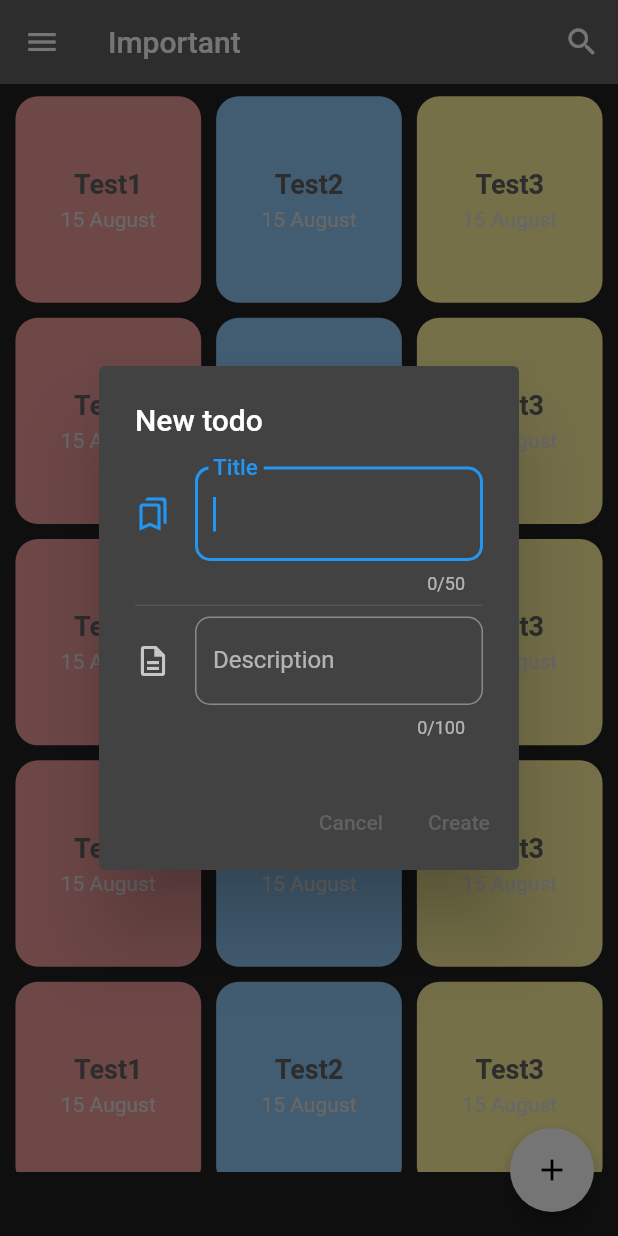
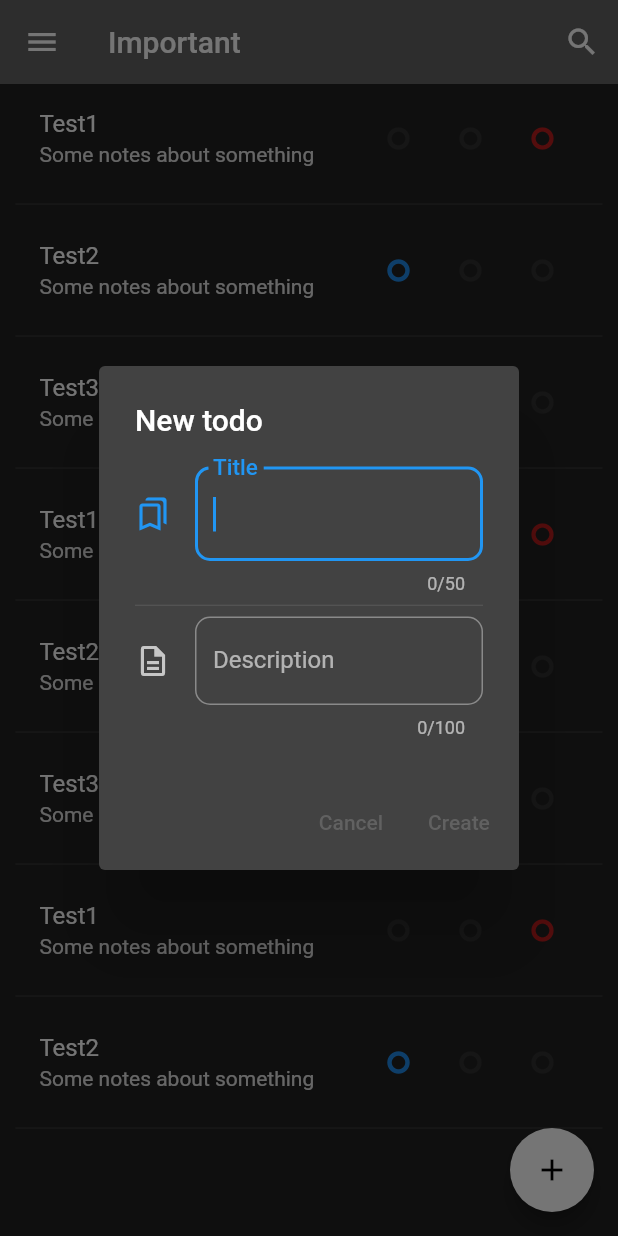
Before and after one commit to yllgashi/important, a Flutter app: the LoginScreen screen opened by its route, after a tap on "Login", after a tap on the "add" icon, on a phone screen of 412 x 824 dp. Run offline on Flutter 3.47's test engine with Material 2 defaults, Android fonts, the phone set to English and light mode, and no system bars.

Commit message:
change home design and fix fab button

```diff
--- a/lib/modules/todos_overview/components/create_todo_dialog.dart
+++ b/lib/modules/todos_overview/components/create_todo_dialog.dart
@@ -2,23 +2,22 @@ import 'package:flutter/material.dart';
 import 'package:flutter/rendering.dart';
 import 'package:important/models/todo.dart';
 import 'package:important/models/priority.dart';
+import 'package:important/providers/todo_provider.dart';
 import 'package:important/utilities/constants.dart';
+import 'package:provider/provider.dart';
 
 class CreateTodoDialog extends StatefulWidget {
-  final List<Todo> _todos;
-
-  CreateTodoDialog(this._todos);
+  CreateTodoDialog();
 
   @override
-  _CreateTodoDialogState createState() => _CreateTodoDialogState(this._todos);
+  _CreateTodoDialogState createState() => _CreateTodoDialogState();
 }
 
 class _CreateTodoDialogState extends State<CreateTodoDialog> {
-  final List<Todo> _todos;
   final _todoTitleController = TextEditingController();
   final _todoDescriptionController = TextEditingController();
 
-  _CreateTodoDialogState(this._todos);
+  _CreateTodoDialogState();
 
   @override
   Widget build(BuildContext context) {
@@ -84,13 +83,16 @@ class _CreateTodoDialogState extends State<CreateTodoDialog> {
   }
 
   void addNewTodo() {
+    final todoProvider = Provider.of<TodoProvider>(context, listen: false);
+
     Todo temp = Todo(
       caption: this._todoTitleController.text,
       description: this._todoDescriptionController.text,
       priority: Priority.unimportant,
       createdDatetime: DateTime.now(),
     );
-    Constants.addNewTodo(temp);
+    todoProvider.todos.add(temp);
+
     Navigator.pop(context);
   }
 }
--- a/lib/modules/todos_overview/components/todo_grid_list.dart
+++ /dev/null
@@ -1,104 +0,0 @@
-import 'package:flutter/material.dart';
-import 'package:important/models/priority.dart';
-import 'package:important/models/todo.dart';
-import 'package:important/providers/todo_provider.dart';
-import 'package:important/utilities/constants.dart';
-import 'package:provider/provider.dart';
-
-class TodoGridList extends StatelessWidget {
-  @override
-  Widget build(BuildContext context) {
-    final todoProvider = Provider.of<TodoProvider>(context, listen: false);
-
-    return GridView.builder(
-      // physics: NeverScrollableScrollPhysics(),
-      scrollDirection: Axis.vertical,
-      itemCount: todoProvider.todos.length,
-      shrinkWrap: true,
-      gridDelegate: SliverGridDelegateWithFixedCrossAxisCount(
-        crossAxisCount: 3,
-        crossAxisSpacing: 10,
-        mainAxisSpacing: 10,
-        childAspectRatio: 0.9,
-      ),
-      // shrinkWrap: true,
-
-      itemBuilder: (BuildContext ctx, index) {
-          return _card(
-            todo: todoProvider.todos[index],
-            context: context,
-          );
-      },
-    );
-  }
-
-  Widget _card({Todo todo, BuildContext context}) {
-    return Container(
-      child: Column(
-        crossAxisAlignment: CrossAxisAlignment.center,
-        mainAxisAlignment: MainAxisAlignment.center,
-        children: [
-          Text(
-            todo.caption,
-            style: TextStyle(
-              fontSize: 18,
-              fontWeight: FontWeight.bold,
-              color: Theme.of(context).primaryColor,
-            ),
-          ),
-          SizedBox(height: 5),
-          Text(
-              '${todo.createdDatetime.day} ${_monthName(todo.createdDatetime.month)}'),
-        ],
-      ),
-      decoration: BoxDecoration(
-        color: _cardColor(todo.priority),
-        borderRadius: BorderRadius.circular(15),
-      ),
-    );
-  }
-
-  Color _cardColor(Priority priority) {
-    switch (priority) {
-      case Priority.fundamental:
-        return Constants.fundamentalCardColor;
-      case Priority.useful:
-        return Constants.usefulCardColor;
-      case Priority.unimportant:
-        return Constants.unimportantCardColor;
-      default:
-        return Colors.black;
-    }
-  }
-
-  String _monthName(int month) {
-    switch (month) {
-      case 1:
-        return 'January';
-      case 2:
-        return 'February';
-      case 3:
-        return 'March';
-      case 4:
-        return 'April';
-      case 5:
-        return 'May';
-      case 6:
-        return 'June';
-      case 7:
-        return 'July';
-      case 8:
-        return 'August';
-      case 9:
-        return 'September';
-      case 10:
-        return 'October';
-      case 11:
-        return 'November';
-      case 12:
-        return 'December';
-      default:
-        return 'No idea';
-    }
-  }
-}
--- /dev/null
+++ b/lib/modules/todos_overview/components/todo_list.dart
@@ -0,0 +1,79 @@
+import 'package:flutter/material.dart';
+import 'package:important/models/todo.dart';
+import 'package:important/providers/todo_provider.dart';
+import 'package:provider/provider.dart';
+
+import 'list_item.dart';
+
+
+class TodoList extends StatefulWidget {
+  TodoList();
+
+  @override
+  _TodoList createState() => _TodoList();
+}
+
+class _TodoList extends State<TodoList> {
+
+
+  @override
+  Widget build(BuildContext context) {
+    final todoProvider = Provider.of<TodoProvider>(context, listen: true);
+
+
+    return ListView.builder(
+        itemCount: todoProvider.todos.length,
+        itemBuilder: (context, i) {
+          final Todo item = todoProvider.todos[i];
+
+          return Dismissible(
+            key: Key(item.caption),
+            onDismissed: (DismissDirection dir) {
+              if (dir == DismissDirection.startToEnd) {
+                setState(() {
+                  todoProvider.todos.removeAt(i); // left (remove)
+                });
+              } else if (dir == DismissDirection.endToStart) {
+                setState(() {
+                  todoProvider.todos.add(item);
+                  // Call setState() function of Done screen
+                  todoProvider.todos.removeAt(i); // right (done)
+                });
+              }
+              Scaffold.of(context).showSnackBar(
+                SnackBar(
+                  content: Text(dir == DismissDirection.startToEnd
+                      ? '"' + item.caption + '" is removed'
+                      : '"' + item.caption + '" is moved'),
+                  action: SnackBarAction(
+                    label: (dir == DismissDirection.startToEnd)
+                    ? 'UNDO'
+                    : '',
+                    onPressed:() {
+                      setState(() => todoProvider.todos.insert(i, item));
+                    },
+                  ),
+                ),
+              );
+            },
+            background: Container(
+              color: Colors.red,
+              child: Icon(
+                Icons.delete,
+              ),
+              alignment: Alignment.centerLeft,
+              padding: EdgeInsets.only(left: 15),
+            ),
+            secondaryBackground: Container(
+              color: Colors.green,
+              child: Icon(
+                Icons.tour,
+              ),
+              alignment: Alignment.centerRight,
+              padding: EdgeInsets.only(right: 15),
+            ),
+            child: ListItem(todoProvider.todos[i]),
+          );
+        });
+  }
+}
--- a/lib/modules/todos_overview/todos_overview_screen.dart
+++ b/lib/modules/todos_overview/todos_overview_screen.dart
@@ -1,9 +1,10 @@
 import 'package:flutter/material.dart';
 import 'package:important/modules/todos_overview/components/create_todo_dialog.dart';
-import 'package:important/modules/todos_overview/components/todo_grid_list.dart';
 import 'package:important/providers/todo_provider.dart';
 import 'package:important/shared_widgets/base_screen.dart';
 import 'package:provider/provider.dart';
+
+import 'components/todo_list.dart';
 
 class TodosOverviewScreen extends StatelessWidget {
   static const routeName = '/todos-overview';
@@ -16,12 +17,12 @@ class TodosOverviewScreen extends StatelessWidget {
       child: Container(
         width: mediaQuery.size.width * 0.95,
         height: mediaQuery.size.height * 8,
-        child: TodoGridList(),
+        child: TodoList(),
       ),
       floatingButtonFunction: () {
         showDialog(
           context: context,
-          builder: (context) => CreateTodoDialog(todoProvider.todos),
+          builder: (context) => CreateTodoDialog(),
         );
       },
     );
--- a/lib/shared_widgets/base_screen.dart
+++ b/lib/shared_widgets/base_screen.dart
@@ -20,7 +20,6 @@ class BaseScreen extends StatelessWidget {
         height: mediaQuery.size.height * 0.9,
         child: Column(
           children: [
-            Padding(padding: EdgeInsets.only(top: mediaQuery.size.height * 0.01)),
             Container(
               height: mediaQuery.size.height * 0.87,
               child: child,
--- a/lib/shared_widgets/todo_onlongpress_dialog.dart
+++ b/lib/shared_widgets/todo_onlongpress_dialog.dart
@@ -1,6 +1,5 @@
 import 'package:flutter/material.dart';
 import 'package:important/models/todo.dart';
-import 'package:important/utilities/constants.dart';
 
 class TodoOnlongpressDialog extends StatelessWidget {
   final Todo _item;
@@ -24,7 +23,8 @@ class TodoOnlongpressDialog extends StatelessWidget {
   }
 
   Widget _contentOfDialog() {
-    return Column(
+    return SingleChildScrollView(
+      child: Column(
         mainAxisSize: MainAxisSize.min,
         children: [
           Text(
@@ -33,11 +33,10 @@ class TodoOnlongpressDialog extends StatelessWidget {
           Divider(height: 10),
           Text(
             this._item.createdDatetime.toString().substring(0, 16),
-          style: TextStyle(
-            fontWeight: FontWeight.bold
-          ),
+            style: TextStyle(fontWeight: FontWeight.bold),
           )
         ],
+      ),
     );
   }
 }
```
Lines whose indentation alone changed are shown as unchanged.
